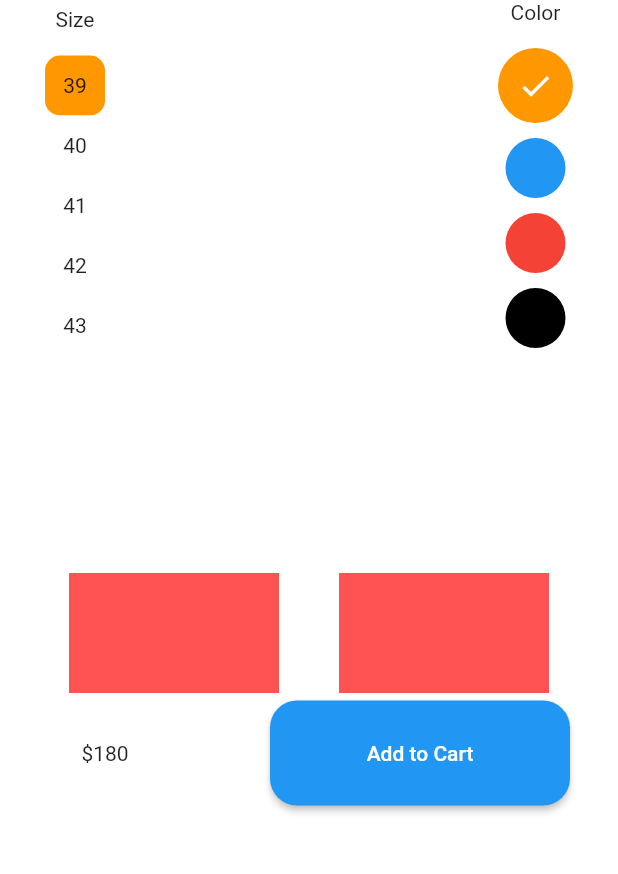
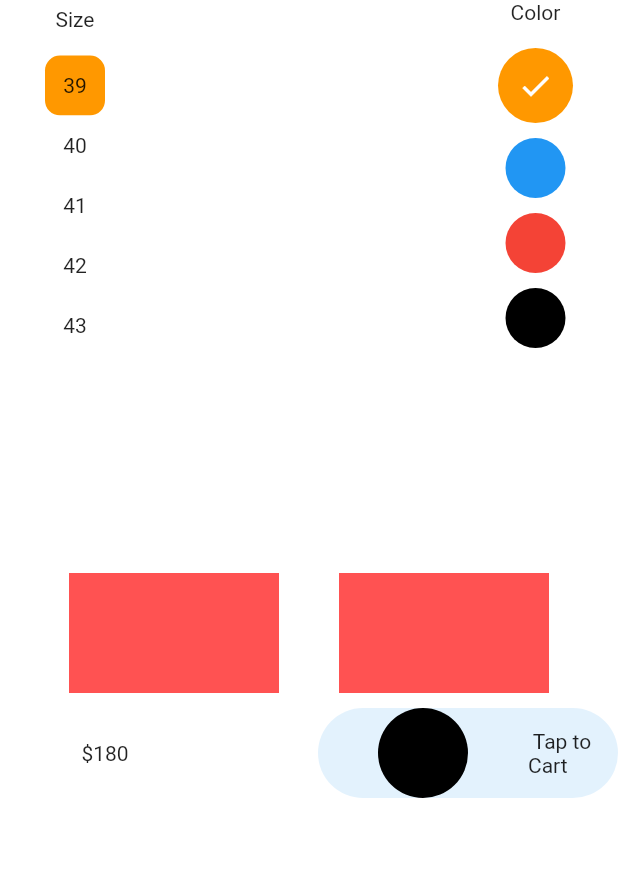
Before and after one commit to aashish-g03/Sneakers, a Flutter app: the ShoeDetails screen opened directly, on a phone screen of 412 x 824 dp, the part 132-1006 px from its top. Run offline on Flutter 3.47's test engine with Material 2 defaults, Android fonts, the phone set to English and light mode, and no system bars.

Commit message:
kuch nhi

```diff
--- a/lib/shop/view/shoe_detail.dart
+++ b/lib/shop/view/shoe_detail.dart
@@ -135,6 +135,7 @@ class _ShoeDetailsState extends State<ShoeDetails> {
                 ],
               ),
               Row(
+                mainAxisAlignment: MainAxisAlignment.spaceBetween,
                 children: [
                   Container(
                       height: 80,
@@ -142,19 +143,21 @@ class _ShoeDetailsState extends State<ShoeDetails> {
                       child: Center(child: Text('\$180'))),
                   SizedBox(width: 40),
                   Container(
-                    height: 70,
+                    height: 60,
                     width: 200,
-                    child: ElevatedButton(
-                      onPressed: () {},
-                      child: Text('Add to Cart'),
-                      style: ButtonStyle(
-                        shape:
-                            MaterialStateProperty.all<RoundedRectangleBorder>(
-                          RoundedRectangleBorder(
-                            borderRadius: BorderRadius.circular(18.0),
+                    decoration: BoxDecoration(
+                        borderRadius: BorderRadius.circular(50.00),
+                        color: Colors.blue[50]),
+                    child: Row(
+                      mainAxisAlignment: MainAxisAlignment.start,
+                      children: [
+                        Add_To_Cart(),
+                        Expanded(
+                          child: const Center(
+                            child: Text(' Tap to  Cart'),
                           ),
                         ),
-                      ),
+                      ],
                     ),
                   )
                 ],
@@ -164,3 +167,38 @@ class _ShoeDetailsState extends State<ShoeDetails> {
         ));
   }
 }
+
+class Add_To_Cart extends StatefulWidget {
+  const Add_To_Cart({Key? key}) : super(key: key);
+
+  @override
+  State<Add_To_Cart> createState() => _Add_To_CartState();
+}
+
+class _Add_To_CartState extends State<Add_To_Cart> {
+  double x = 0;
+  bool added = false;
+  void movebox() {
+    setState(() {
+      added = !added;
+      x = 1;
+    });
+  }
+
+  @override
+  Widget build(BuildContext context) {
+    return GestureDetector(
+      onTap: movebox,
+      child: AnimatedContainer(
+        height: 80,
+        width: 140,
+        alignment: Alignment(x, 0.0),
+        duration: Duration(seconds: 2),
+        decoration: BoxDecoration(
+          shape: BoxShape.circle,
+          color: added ? Colors.red[50] : Colors.black,
+        ),
+      ),
+    );
+  }
+}
```
